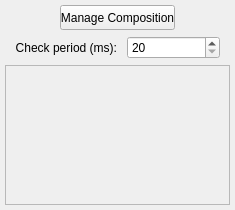
Above: src/Applications/TransferFunctions/Ui/TFCompositeModifier.ui from JanKolomaznik/MedV4D before the change. Below: the same form after it.
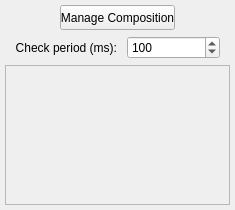
That is the form after the change.

What changed in the file:
```diff
--- a/src/Applications/TransferFunctions/Ui/TFCompositeModifier.ui
+++ b/src/Applications/TransferFunctions/Ui/TFCompositeModifier.ui
@@ -106,6 +106,9 @@
       <property name="singleStep">
        <number>10</number>
       </property>
+      <property name="value">
+       <number>100</number>
+      </property>
      </widget>
     </item>
    </layout>
```
